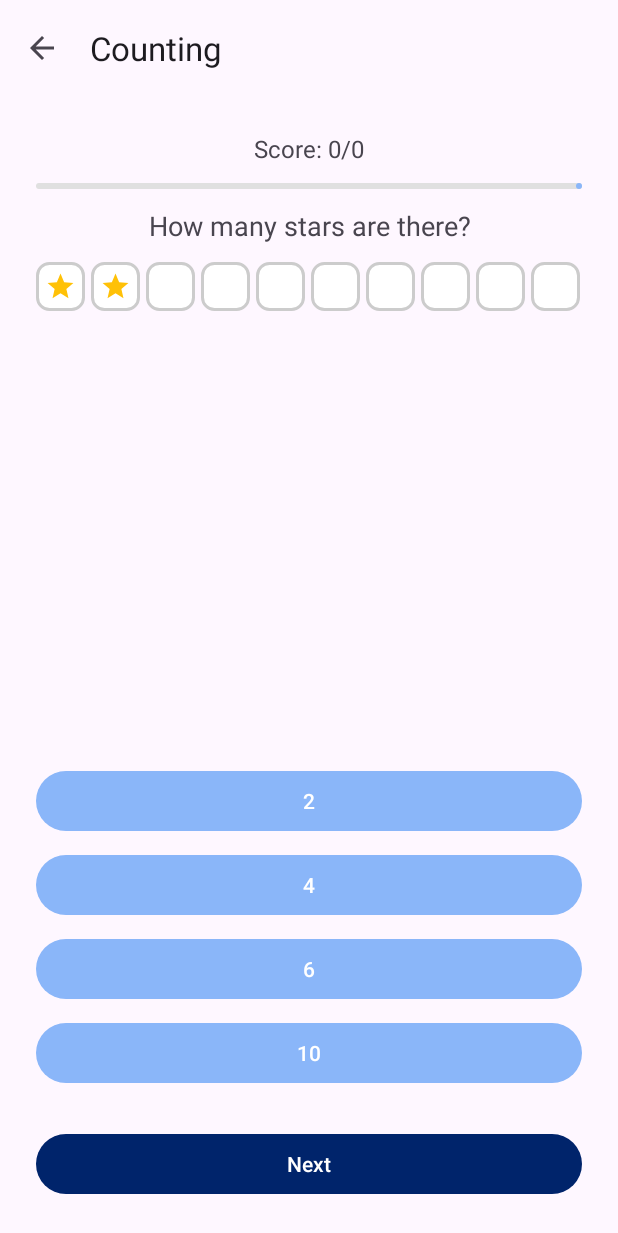
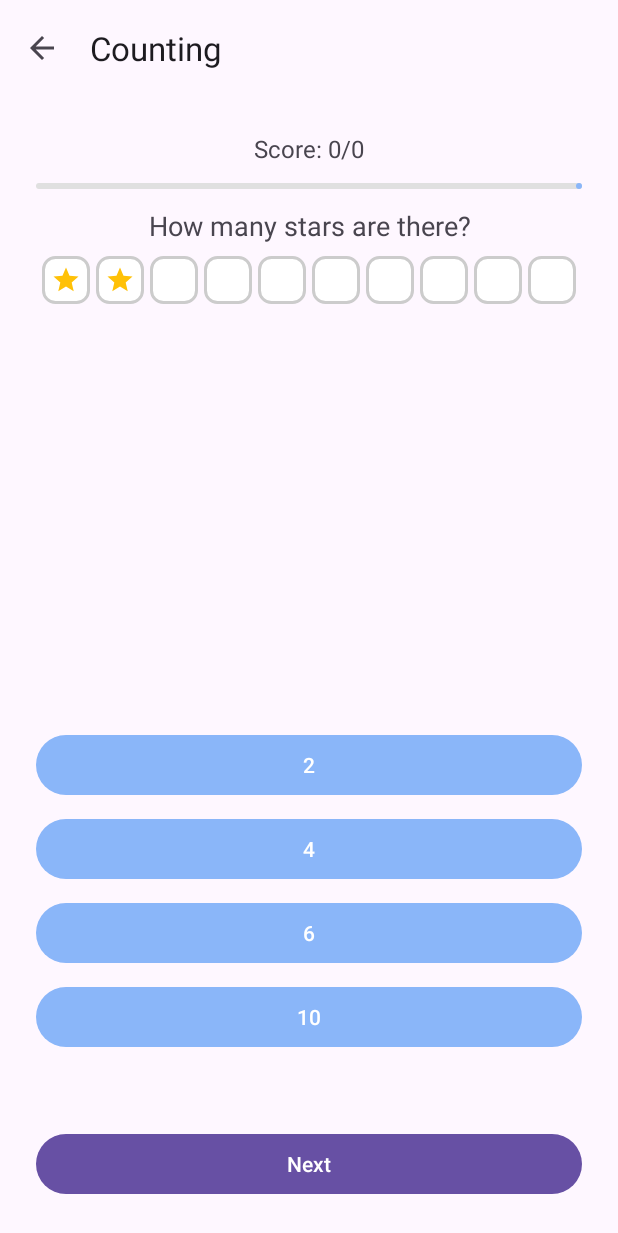
Before and after one commit to Shen1102/KindergartenMathApp, an Android app: the CountingActivity screen opened directly, with no data from a screen before it, on a phone screen of 412 x 824 dp. Shown: the top 1233 px of the screen. Run offline under Robolectric (Android 15) with nearby library versions, the phone set to English and light mode, and no system bars.

Commit message:
UI Enhancement and Fix some tiny bugs

```diff
--- a/app/src/main/java/com/shen/kindergartenmathapp/CountingActivity.java
+++ b/app/src/main/java/com/shen/kindergartenmathapp/CountingActivity.java
@@ -151,19 +151,27 @@ public class CountingActivity extends AppCompatActivity {
 
         int totalBoxes = Math.max(((n + COLS - 1) / COLS) * COLS, COLS);
 
-        int sidePaddingPx = dp(24) * 2;
+        // --- spacing + safe padding so last col isn't clipped
+        int gapPx = dp(4);
+        objectsContainer.setPadding(gapPx, 0, gapPx, 0);   // add a tiny side padding
+        objectsContainer.setClipToPadding(false);
+
+        // measure available width
         int availablePx = objectsContainer.getWidth();
         if (availablePx <= 0) {
-            availablePx = getResources().getDisplayMetrics().widthPixels - sidePaddingPx;
+            // fallback early-measure: screen width minus parent side padding (~24dp each)
+            int sidePaddingPx = dp(24) * 2;
+            availablePx = getResources().getDisplayMetrics().widthPixels - sidePaddingPx
+                    - objectsContainer.getPaddingLeft() - objectsContainer.getPaddingRight();
         } else {
             availablePx -= objectsContainer.getPaddingLeft() + objectsContainer.getPaddingRight();
         }
 
-        int gapPx = dp(4);
+        // compute per-column size with remainder distribution
         int totalGapsPx = (COLS - 1) * gapPx;
-
-        int boxSizePx = (availablePx - totalGapsPx) / COLS;
-        if (boxSizePx < dp(28)) boxSizePx = dp(28);
+        int contentPx   = Math.max(0, availablePx - totalGapsPx);
+        int base        = contentPx / COLS;          // floor
+        int remainder   = contentPx % COLS;          // leftover pixels
 
         int pad = dp(6);
 
@@ -183,11 +191,16 @@ public class CountingActivity extends AppCompatActivity {
                 ));
             }
 
-            GridLayout.LayoutParams glp = new GridLayout.LayoutParams();
-            glp.width = boxSizePx;
-            glp.height = boxSizePx;
             int col = i % COLS;
             int row = i / COLS;
+
+            // give the first 'remainder' columns +1px so the row exactly fills content width
+            int boxSizePx = base + (col < remainder ? 1 : 0);
+
+            GridLayout.LayoutParams glp = new GridLayout.LayoutParams();
+            glp.width  = boxSizePx;
+            glp.height = boxSizePx;
+
             int left = (col == 0) ? 0 : gapPx;
             int top  = (row == 0) ? 0 : gapPx;
             glp.setMargins(left, top, 0, 0);
@@ -196,6 +209,7 @@ public class CountingActivity extends AppCompatActivity {
             objectsContainer.addView(cell);
         }
     }
+
 
     private void setButtonsEnabled(boolean enabled) {
         for (Button b : opts) b.setEnabled(enabled);
--- a/app/src/main/res/layout/activity_counting.xml
+++ b/app/src/main/res/layout/activity_counting.xml
@@ -1,3 +1,4 @@
+<?xml version="1.0" encoding="utf-8"?>
 <androidx.coordinatorlayout.widget.CoordinatorLayout xmlns:android="http://schemas.android.com/apk/res/android"
     xmlns:app="http://schemas.android.com/apk/res-auto"
     android:layout_width="match_parent"
@@ -22,15 +23,17 @@
         android:layout_height="match_parent"
         app:layout_behavior="@string/appbar_scrolling_view_behavior">
 
-        <!-- Top section -->
+        <!-- TOP: fixed header + scrolling stars only -->
         <LinearLayout
             android:orientation="vertical"
             android:layout_width="match_parent"
             android:layout_height="0dp"
             android:layout_weight="1"
             android:gravity="center_horizontal"
-            android:padding="24dp">
+            android:padding="24dp"
+            android:paddingBottom="8dp">
 
+            <!-- fixed header (does NOT scroll) -->
             <TextView
                 android:id="@+id/scoreText"
                 android:text="Score: 0/0"
@@ -53,9 +56,17 @@
                 android:text="How many stars are there?"
                 android:textSize="18sp"
                 android:gravity="center"
-                android:layout_marginBottom="12dp"
+                android:layout_marginBottom="8dp"
                 android:layout_width="wrap_content"
                 android:layout_height="wrap_content" />
+
+            <!-- ONLY the stars scroll -->
+            <androidx.core.widget.NestedScrollView
+                android:id="@+id/starScroll"
+                android:layout_width="match_parent"
+                android:layout_height="0dp"
+                android:layout_weight="1"
+                android:fillViewport="true">
 
                 <GridLayout
                     android:id="@+id/objectsContainer"
@@ -65,9 +76,10 @@
                     android:rowOrderPreserved="false"
                     android:useDefaultMargins="false"
                     android:layout_marginBottom="16dp" />
+            </androidx.core.widget.NestedScrollView>
         </LinearLayout>
 
-        <!-- Bottom section -->
+        <!-- Bottom section (unchanged) -->
         <LinearLayout
             android:orientation="vertical"
             android:layout_width="match_parent"
@@ -101,13 +113,17 @@
                 android:layout_height="wrap_content"
                 android:layout_marginTop="8dp" />
 
+            <!-- Big gap before Next -->
+            <View
+                android:layout_width="match_parent"
+                android:layout_height="50dp" />
+
             <com.google.android.material.button.MaterialButton
                 android:id="@+id/btnNext"
                 android:text="Next"
                 android:layout_width="match_parent"
-                android:layout_height="wrap_content"
-                app:backgroundTint="@color/darkBlue"
-                android:layout_marginTop="26dp" />
+                android:layout_height="wrap_content" />
         </LinearLayout>
     </LinearLayout>
+
 </androidx.coordinatorlayout.widget.CoordinatorLayout>
--- a/app/src/main/res/layout/activity_missing_number.xml
+++ b/app/src/main/res/layout/activity_missing_number.xml
@@ -97,7 +97,7 @@
                 android:layout_width="match_parent"
                 android:layout_height="wrap_content"
                 app:backgroundTint="@color/darkBlue"
-                android:layout_marginTop="26dp" />
+                android:layout_marginTop="50dp" />
         </LinearLayout>
     </LinearLayout>
 </androidx.coordinatorlayout.widget.CoordinatorLayout>
--- a/app/src/main/res/layout/activity_number_recognition.xml
+++ b/app/src/main/res/layout/activity_number_recognition.xml
@@ -117,7 +117,7 @@
                 android:layout_width="match_parent"
                 android:layout_height="wrap_content"
                 app:backgroundTint="@color/darkBlue"
-                android:layout_marginTop="26dp" />
+                android:layout_marginTop="50dp" />
         </LinearLayout>
     </LinearLayout>
 </androidx.coordinatorlayout.widget.CoordinatorLayout>
```
Lines whose indentation alone changed are shown as unchanged.
